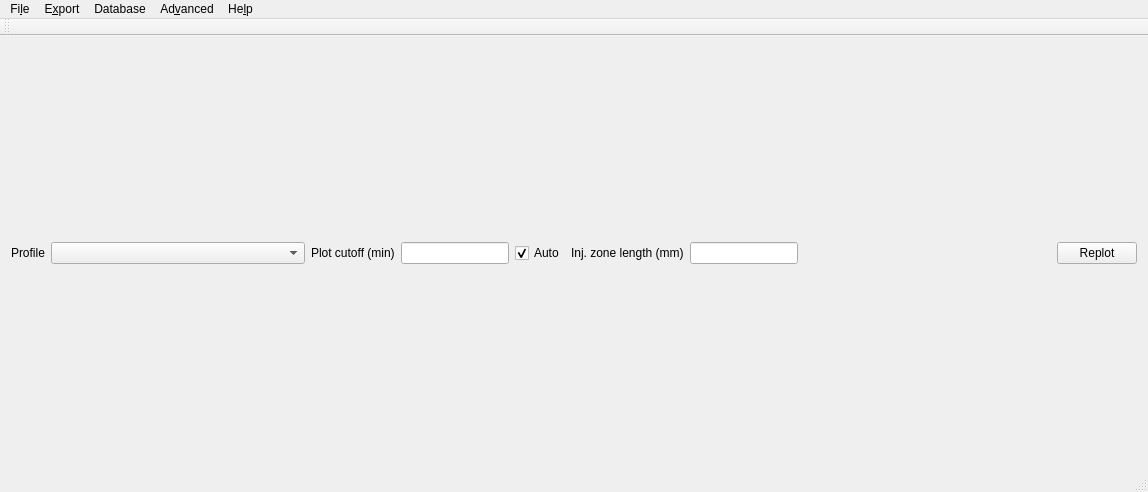
Above: src/ui/pmngmainwindow.ui from echmet/PeakMasterNG before the change. Below: the same form after it.
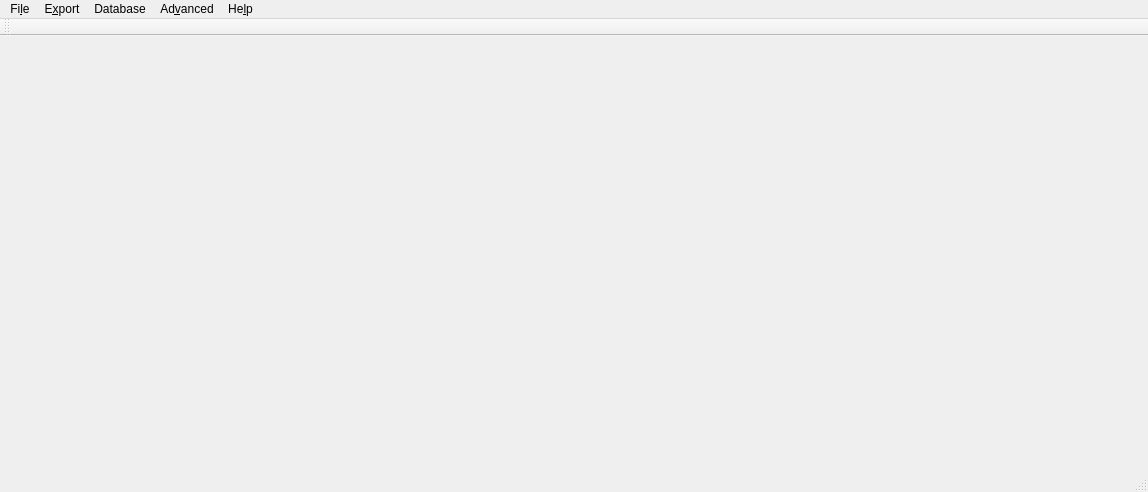
That is the form after the change. Custom widgets are drawn as their Qt base class.

Commit message: Move plot controls to SignalPlotWidget and make the ratio between SystemCompositionWidget and SignalPlotWidget adjustable by user

What changed in the file:
```diff
--- a/src/ui/pmngmainwindow.ui
+++ b/src/ui/pmngmainwindow.ui
@@ -21,93 +21,7 @@
        <layout class="QVBoxLayout" name="qvlay_leftPane"/>
       </item>
       <item>
-       <layout class="QVBoxLayout" name="qvlay_compositionEFG">
-        <item>
-         <layout class="QHBoxLayout" name="horizontalLayout_3">
-          <item>
-           <widget class="QLabel" name="ql_signal">
-            <property name="text">
-             <string>Profile</string>
-            </property>
-           </widget>
-          </item>
-          <item>
-           <widget class="QComboBox" name="qcbox_signal">
-            <property name="sizePolicy">
-             <sizepolicy hsizetype="MinimumExpanding" vsizetype="Fixed">
-              <horstretch>0</horstretch>
-              <verstretch>0</verstretch>
-             </sizepolicy>
-            </property>
-           </widget>
-          </item>
-          <item>
-           <widget class="QLabel" name="ql_plotCutoff">
-            <property name="text">
-             <string>Plot cutoff (min)</string>
-            </property>
-           </widget>
-          </item>
-          <item>
-           <widget class="FloatingValueLineEdit" name="qle_plotCutoff">
-            <property name="sizePolicy">
-             <sizepolicy hsizetype="Preferred" vsizetype="Fixed">
-              <horstretch>0</horstretch>
-              <verstretch>0</verstretch>
-             </sizepolicy>
-            </property>
-           </widget>
-          </item>
-          <item>
-           <widget class="QCheckBox" name="qcb_autoPlotCutoff">
-            <property name="text">
-             <string>Auto</string>
-            </property>
-            <property name="checked">
-             <bool>true</bool>
-            </property>
-           </widget>
-          </item>
-          <item>
-           <widget class="QLabel" name="ql_injZoneLength">
-            <property name="text">
-             <string>Inj. zone length (mm)</string>
-            </property>
-           </widget>
-          </item>
-          <item>
-           <widget class="FloatingValueLineEdit" name="qle_injZoneLength">
-            <property name="sizePolicy">
-             <sizepolicy hsizetype="Preferred" vsizetype="Fixed">
-              <horstretch>0</horstretch>
-              <verstretch>0</verstretch>
-             </sizepolicy>
-            </property>
-           </widget>
-          </item>
-          <item>
-           <spacer name="horizontalSpacer_2">
-            <property name="orientation">
-             <enum>Qt::Horizontal</enum>
-            </property>
-            <property name="sizeHint" stdset="0">
-             <size>
-              <width>40</width>
-              <height>20</height>
-             </size>
-            </property>
-           </spacer>
-          </item>
-          <item>
-           <widget class="QPushButton" name="qpb_replotEFG">
-            <property name="text">
-             <string>Replot</string>
-            </property>
-           </widget>
-          </item>
-         </layout>
-        </item>
-       </layout>
+       <layout class="QVBoxLayout" name="qvlay_compositionEFG"/>
       </item>
      </layout>
     </item>
@@ -224,13 +138,6 @@
   </action>
  </widget>
  <layoutdefault spacing="6" margin="11"/>
- <customwidgets>
-  <customwidget>
-   <class>FloatingValueLineEdit</class>
-   <extends>QLineEdit</extends>
-   <header>src/ui/elementaries/floatingvaluelineedit.h</header>
-  </customwidget>
- </customwidgets>
  <resources/>
  <connections/>
 </ui>
```
The commit also changes 5 other files.
